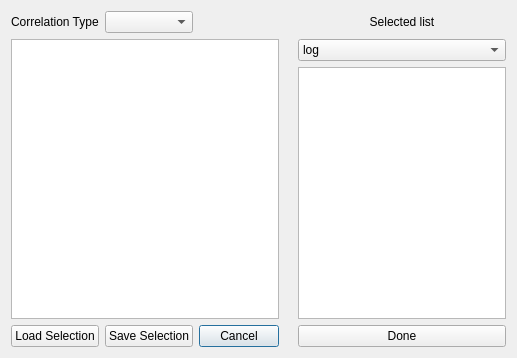
dhasterok/LaserMapExplorer, file IsotopeSelectionDialog.ui: the form before one commit.
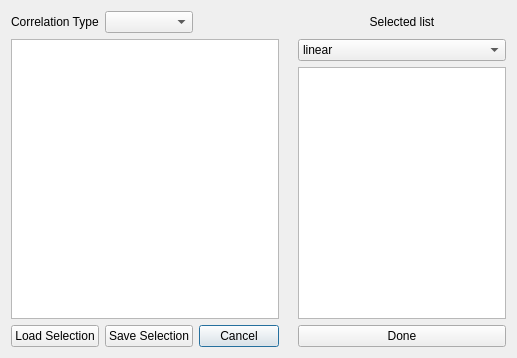
The form after the commit.

```diff
--- a/IsotopeSelectionDialog.ui
+++ b/IsotopeSelectionDialog.ui
@@ -89,7 +89,7 @@
      </property>
      <item>
       <property name="text">
-       <string>log</string>
+       <string>linear</string>
       </property>
      </item>
      <item>
```
Left out of the diff: 2 changed lines with no effect on the pictures.
